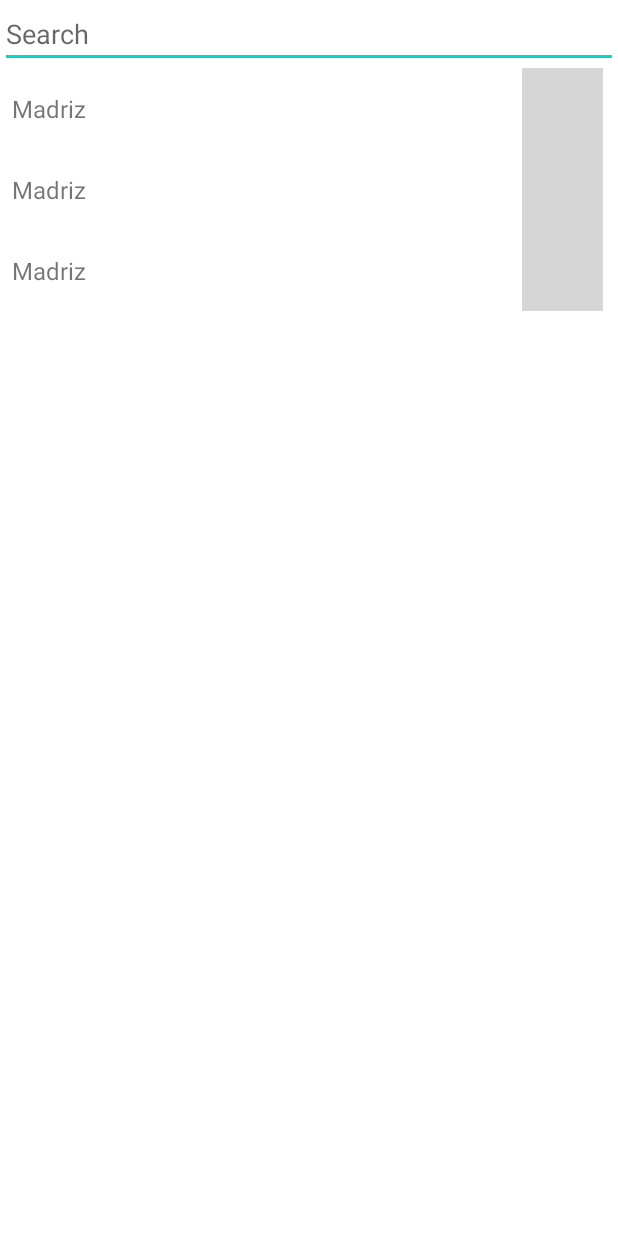
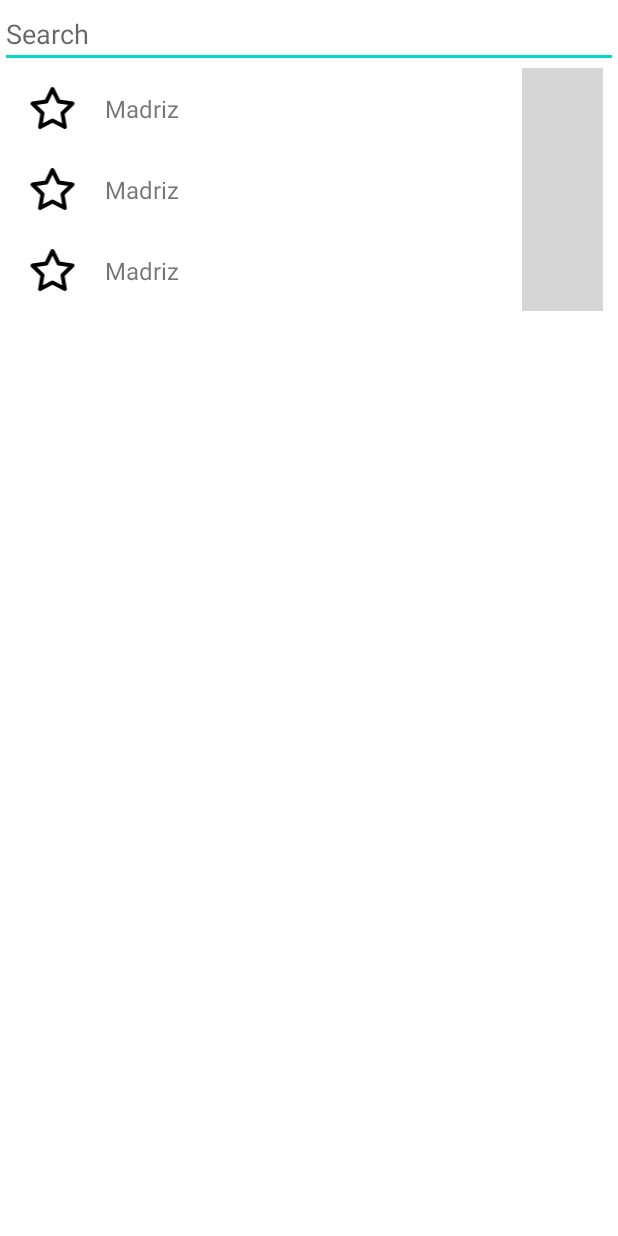
Before and after one commit to jposes22/open_weather_android, an Android app built with Jetpack Compose: the layout fragment_city_list.xml on its own in the app's theme, with its tools: preview values and no code run, on a phone screen of 412 x 824 dp. Run offline under Robolectric (Android 15) with nearby library versions, the phone set to English and light mode, and no system bars; grey boxes are pictures that could not be loaded.

Commit message:
Add favourite feature

```diff
--- /dev/null
+++ b/app/src/main/res/drawable/ic_favourite_star.xml
@@ -0,0 +1,7 @@
+<vector android:height="54dp" android:viewportHeight="24"
+    android:viewportWidth="24" android:width="54dp" xmlns:android="http://schemas.android.com/apk/res/android">
+    <path android:fillColor="#00000000"
+        android:pathData="M12,2l3.09,6.26l6.91,1.01l-5,4.87l1.18,6.88l-6.18,-3.25l-6.18,3.25l1.18,-6.88l-5,-4.87l6.91,-1.01l3.09,-6.26z"
+        android:strokeColor="#000000" android:strokeLineCap="round"
+        android:strokeLineJoin="round" android:strokeWidth="2"/>
+</vector>
--- a/app/src/main/res/layout/fragment_city_list_item.xml
+++ b/app/src/main/res/layout/fragment_city_list_item.xml
@@ -1,10 +1,12 @@
 <?xml version="1.0" encoding="utf-8"?>
-<androidx.constraintlayout.widget.ConstraintLayout xmlns:android="http://schemas.android.com/apk/res/android"
+<androidx.constraintlayout.widget.ConstraintLayout
+    xmlns:android="http://schemas.android.com/apk/res/android"
     xmlns:app="http://schemas.android.com/apk/res-auto"
     xmlns:tools="http://schemas.android.com/tools"
     android:layout_width="match_parent"
     android:layout_height="wrap_content"
-    android:orientation="horizontal">
+    android:orientation="horizontal"
+    android:id="@+id/containerCity">
 
     <TextView
         android:id="@+id/cityName"
@@ -16,7 +18,7 @@
         android:textSize="16sp"
         app:layout_constraintBottom_toBottomOf="parent"
         app:layout_constraintEnd_toStartOf="@+id/imageView_flag"
-        app:layout_constraintStart_toStartOf="parent"
+        app:layout_constraintStart_toEndOf="@+id/imageViewIsFavourite"
         app:layout_constraintTop_toTopOf="parent"
         tools:text="Madriz">
 
@@ -30,4 +32,14 @@
         app:layout_constraintBottom_toBottomOf="parent"
         app:layout_constraintEnd_toEndOf="parent"
         tools:srcCompat="@tools:sample/avatars" />
+
+    <ImageView
+        android:id="@+id/imageViewIsFavourite"
+        android:layout_width="wrap_content"
+        android:layout_height="32dp"
+        android:layout_marginStart="8dp"
+        app:layout_constraintBottom_toBottomOf="@+id/cityName"
+        app:layout_constraintStart_toStartOf="parent"
+        app:layout_constraintTop_toTopOf="@+id/cityName"
+        app:srcCompat="@drawable/ic_favourite_star" />
 </androidx.constraintlayout.widget.ConstraintLayout>
```
Also changed, not shown: app/src/main/java/com/test/domain/converter/CityConverter.kt (+17 -0 lines), app/src/main/java/com/test/domain/model/model/CityListModel.kt (added, +11 -0 lines), app/src/main/java/com/test/domain/preferences/SharedPreferencesManager.kt (+15 -0 lines), app/src/main/java/com/test/ui/city/CityListFragment.kt (+2 -1 lines), app/src/main/java/com/test/ui/city/CityListViewModel.kt (+29 -2 lines), app/src/main/java/com/test/ui/city/CityRecyclerViewAdapter.kt (+17 -14 lines).
